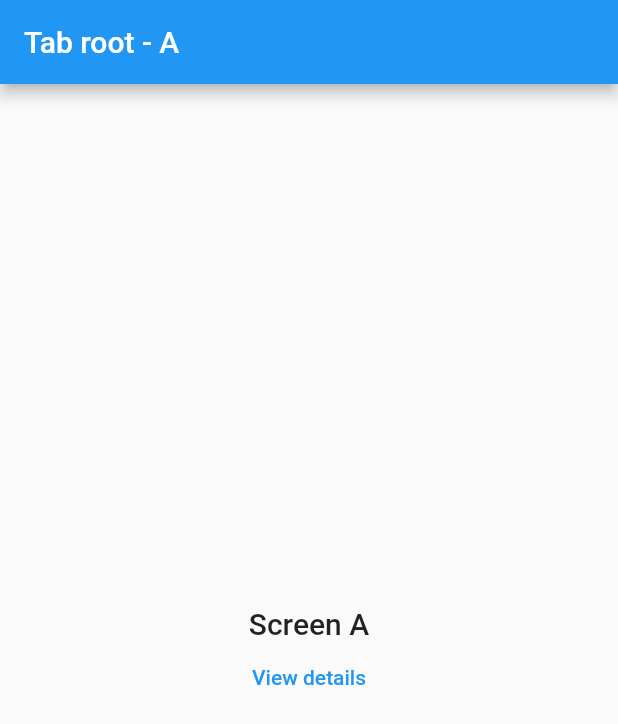
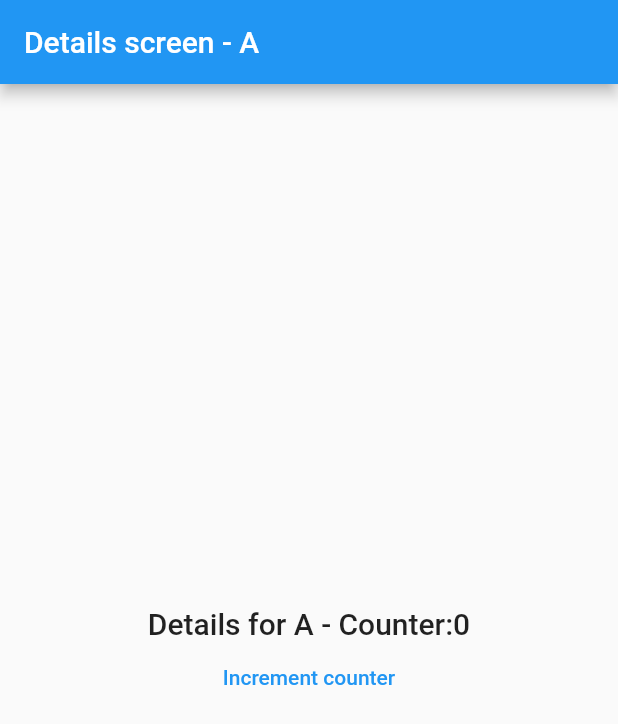
Before and after one commit to rmoralesd/nested_navigation_with_beamer_video, a Flutter app: the screen it shows after launch, on a phone screen of 412 x 824 dp. Shown: the top 724 px of the screen. Run offline on Flutter 3.47's test engine with Material 2 defaults, Android fonts, the phone set to English and light mode, and no system bars.

Commit message:
Building the details page

```diff
--- /dev/null
+++ b/lib/details_screen.dart
@@ -0,0 +1,39 @@
+import 'package:flutter/material.dart';
+
+class DetailsScreen extends StatefulWidget {
+  DetailsScreen({Key? key, required this.label}) : super(key: key);
+
+  final String label;
+
+  @override
+  State<DetailsScreen> createState() => _DetailsScreenState();
+}
+
+class _DetailsScreenState extends State<DetailsScreen> {
+  int _counter = 0;
+  @override
+  Widget build(BuildContext context) {
+    return Scaffold(
+      appBar: AppBar(title: Text('Details screen - ${widget.label}')),
+      body: Center(
+        child: Column(
+          mainAxisSize: MainAxisSize.min,
+          children: [
+            Text(
+              'Details for ${widget.label} - Counter:$_counter',
+              style: Theme.of(context).textTheme.titleLarge,
+            ),
+            TextButton(
+              onPressed: () {
+                setState(() {
+                  _counter++;
+                });
+              },
+              child: const Text('Increment counter'),
+            )
+          ],
+        ),
+      ),
+    );
+  }
+}
--- a/lib/main.dart
+++ b/lib/main.dart
@@ -1,4 +1,5 @@
 import 'package:flutter/material.dart';
+import 'package:nested_navigation_with_beamer_video/details_screen.dart';
 import 'package:nested_navigation_with_beamer_video/root_screen.dart';
 
 void main() {
@@ -15,7 +16,7 @@
         theme: ThemeData(
           primarySwatch: Colors.blue,
         ),
-        home: const RootScreen(
+        home: DetailsScreen(
           label: 'A',
         ));
   }
```
